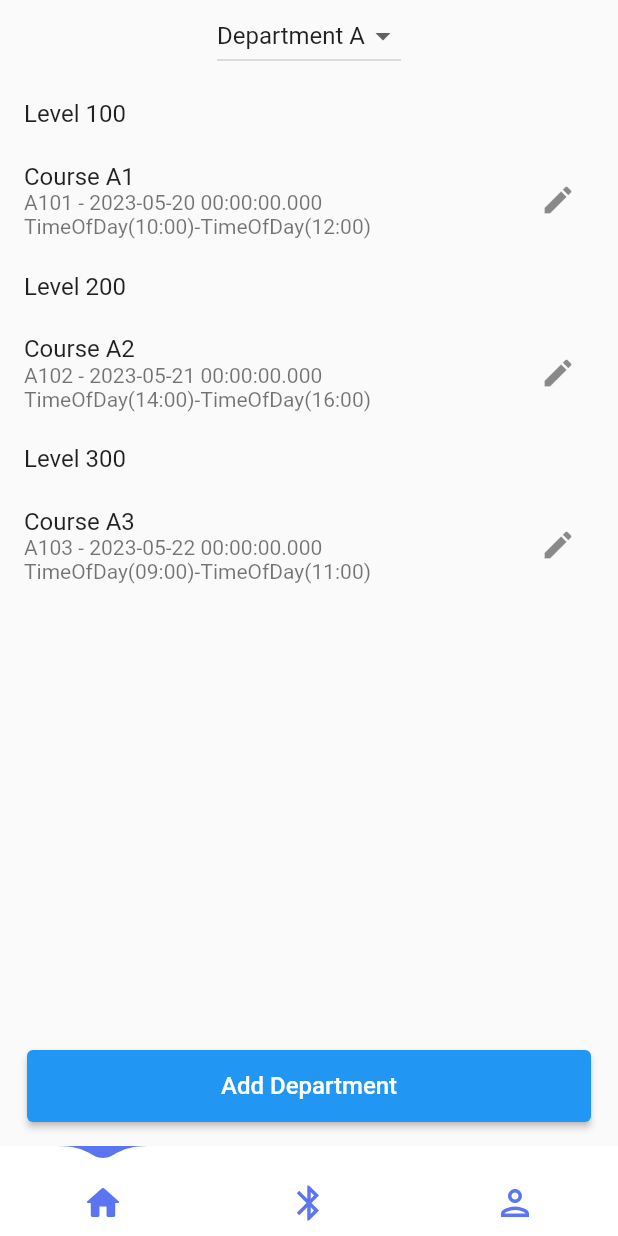
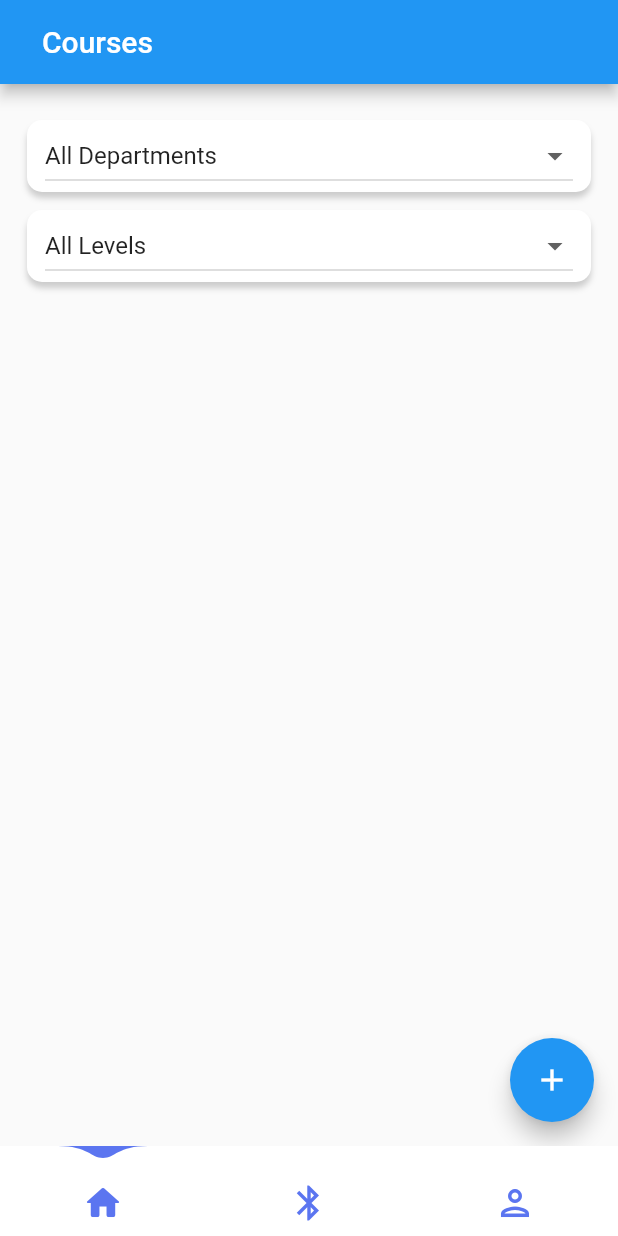
Before and after one commit to Brunostar/exam-manager, a Flutter app: the screen it shows after launch, on a phone screen of 412 x 824 dp. Run offline on Flutter 3.47's test engine with Material 2 defaults, Android fonts, the phone set to English and light mode, and no system bars; drawn by our look-alikes of water_drop_nav_bar; our stand-ins replace file_picker, flutter_bluetooth_serial, sqflite; missing offline and left inert: excel; accounts and stored records are empty.

Commit message:
succeeded to send courses via bluetooth to be displayed

```diff
--- a/lib/main.dart
+++ b/lib/main.dart
@@ -1,6 +1,7 @@
 import 'package:flutter/material.dart';
 import 'package:flutter/services.dart';
 import 'package:notify_me/screens/admin/admin_app.dart';
+import 'package:notify_me/screens/admin/bluetooth.dart';
 import 'database/database.dart';
 
 void main() {
--- a/lib/screens/admin/admin_app.dart
+++ b/lib/screens/admin/admin_app.dart
@@ -1,9 +1,11 @@
 import 'package:flutter/material.dart';
 import 'package:flutter/services.dart';
+import 'package:flutter_bluetooth_serial/flutter_bluetooth_serial.dart';
 import 'package:water_drop_nav_bar/water_drop_nav_bar.dart';
 
 import '../settings/settings.dart';
 import 'admin_home.dart';
+import 'bluetooth.dart';
 
 class AdminApp extends StatefulWidget {
   const AdminApp({Key? key}) : super(key: key);
@@ -37,23 +39,16 @@ class _AdminAppState extends State<AdminApp> {
           physics: const NeverScrollableScrollPhysics(),
           controller: pageController,
           children: <Widget>[
-            AdminHomePage(),
+            CourseScreen(connection: null),
             // Container(
             //   alignment: Alignment.center,
             //   child: Icon(
-            //     Icons.favorite_rounded,
+            //     Icons.bluetooth_rounded,
             //     size: 56,
-            //     color: Colors.red[400],
+            //     color: Colors.green[400],
             //   ),
             // ),
-            Container(
-              alignment: Alignment.center,
-              child: Icon(
-                Icons.bluetooth_rounded,
-                size: 56,
-                color: Colors.green[400],
-              ),
-            ),
+            BluetoothScreen(),
             SettingsScreen()
           ],
         ),
@@ -73,9 +68,6 @@ class _AdminAppState extends State<AdminApp> {
               filledIcon: Icons.home_rounded,
               outlinedIcon: Icons.home_outlined,
             ),
-            // BarItem(
-            //     filledIcon: Icons.favorite_rounded,
-            //     outlinedIcon: Icons.favorite_border_rounded),
             BarItem(
               filledIcon: Icons.bluetooth_rounded,
               outlinedIcon: Icons.bluetooth_outlined,
--- a/lib/screens/admin/admin_home.dart
+++ b/lib/screens/admin/admin_home.dart
@@ -1,177 +1,299 @@
+import 'dart:convert';
+import 'dart:typed_data';
+
 import 'package:flutter/material.dart';
+import 'package:flutter_bluetooth_serial/flutter_bluetooth_serial.dart';
 
-import '../authentication/add_course.dart';
+import '../../database/course.dart';
+import '../../database/department.dart';
+import 'add_course.dart';
 
-class AdminHomePage extends StatefulWidget {
-  const AdminHomePage({super.key});
+class CourseScreen extends StatefulWidget {
+  BluetoothConnection? connection;
+  CourseScreen({super.key, required this.connection});
 
   @override
-  _AdminHomePageState createState() => _AdminHomePageState();
+  _CourseScreenState createState() => _CourseScreenState();
 }
 
-class _AdminHomePageState extends State<AdminHomePage> {
-  // Initialize a list of courses for the selected department
-  // List<Course> _courses = List<Course>.empty(growable: true);
+class _CourseScreenState extends State<CourseScreen> {
+  late CourseDatabase _courseDatabase;
+  List<Course> _courses = [];
+  List<String> _departments = [];
+  String _selectedDepartment = "ALL";
+  String _selectedLevel = "ALL";
+  List<Course> _filteredCourses = [];
 
-  final List<Course> _courses = [
-    Course(department: 'Department A', code: 'A101', title: 'Course A1', classLevel: 100, date: DateTime(2023, 5, 20), startTime: TimeOfDay(hour: 10, minute: 0), endTime: TimeOfDay(hour: 12, minute: 0)),
-    Course(department: 'Department A', code: 'A102', title: 'Course A2', classLevel: 200, date: DateTime(2023, 5, 21), startTime: TimeOfDay(hour: 14, minute: 0), endTime: TimeOfDay(hour: 16, minute: 0)),
-    Course(department: 'Department A', code: 'A103', title: 'Course A3', classLevel: 300, date: DateTime(2023, 5, 22), startTime: TimeOfDay(hour: 9, minute: 0), endTime: TimeOfDay(hour: 11, minute: 0)),
-    Course(department: 'Department B', code: 'B101', title: 'Course B1', classLevel: 100, date: DateTime(2023, 5, 23), startTime: TimeOfDay(hour: 11, minute: 0), endTime: TimeOfDay(hour: 13, minute: 0)),
-    Course(department: 'Department B', code: 'B102', title: 'Course B2', classLevel: 200, date: DateTime(2023, 5, 24), startTime: TimeOfDay(hour: 13, minute: 30), endTime: TimeOfDay(hour: 15, minute: 30)),
-    Course(department: 'Department B', code: 'B103', title: 'Course B3', classLevel: 300, date: DateTime(2023, 5, 25), startTime: TimeOfDay(hour: 9, minute: 0), endTime: TimeOfDay(hour: 11, minute: 0)),
-    Course(department: 'Department C', code: 'C101', title: 'Course C1', classLevel: 100, date: DateTime(2023, 5, 26), startTime: TimeOfDay(hour: 10, minute: 30), endTime: TimeOfDay(hour: 12, minute: 30)),
-  ];
+  @override
+  void initState() {
+    super.initState();
+    _courseDatabase = CourseDatabase.instance;
+    _getCourses();
+  }
 
-  // Initialize the currently selected department
-  String _selectedDepartment = 'Department A';
+  void _getCourses() async {
+    _courses = await _courseDatabase.getCourses();
+    _departments = _getCoursesDepartments(_courses);
+    _departments.add("All Departments");
+    setState(() {
+      _filteredCourses = _courses;
+      _selectedDepartment = _departments.last;
+    });
+  }
+
+  List<String> _getCoursesDepartments(List<Course> courses) {
+    List<String> departments = [];
+    for (Course course in courses) {
+      if (!departments.contains(course.department)) {
+        departments.add(course.department);
+      }
+    }
+    return departments;
+  }
+
+  void _applyFilter() {
+    setState(() {
+      _filteredCourses = _courses.where((course) {
+        bool departmentFilter = _selectedDepartment == "ALL" ||
+            course.department == _selectedDepartment;
+        bool levelFilter = _selectedLevel == "ALL" ||
+            course.level == int.parse(_selectedLevel);
+        return departmentFilter && levelFilter;
+      }).toList();
+    });
+  }
+
+  void _editCourse(Course course) {
+    // TODO: Implement editing a course
+    print("Editing course");
+  }
+
+  void _deleteCourse(Course course) {
+    showDialog(
+      context: context,
+      builder: (BuildContext context) {
+        return AlertDialog(
+          title: Text('Delete Course'),
+          content: Text('Are you sure you want to delete this course?'),
+          actions: <Widget>[
+            TextButton(
+              child: Text('Cancel'),
+              onPressed: () {
+                Navigator.of(context).pop();
+              },
+            ),
+            TextButton(
+              child: Text('Delete'),
+              onPressed: () async {
+                await _courseDatabase.deleteCourse(course);
+                _getCourses();
+                Navigator.of(context).pop();
+              },
+            ),
+          ],
+        );
+      },
+    );
+  }
+
+  void _addCourse() {
+    Navigator.push(
+      context,
+      MaterialPageRoute(builder: (context) => AddCoursePage()),
+    ).then((value) => _getCourses());
+  }
+
+  void _sendMessage(String message) {
+      if (widget.connection!.isConnected) {
+        widget.connection!.output.add(Uint8List.fromList(utf8.encode("$message\r\n")));
+        // connection!.output.add(Uint8List.fromList(utf8.encode(text + "\r\n")));
+      }
+
+  }
 
   @override
   Widget build(BuildContext context) {
-    // Filter the list of courses to only include courses for the selected department
-    List<Course> departmentCourses = _courses.where((course) => course.department == _selectedDepartment).toList();
-
-    // Sort the list of courses by class level
-    departmentCourses.sort((a, b) => a.classLevel.compareTo(b.classLevel));
-
     return Scaffold(
-      // appBar: AppBar(
-      //   title: Text('Admin Home'),
-      //   actions: [
-      //     // Upload button
-      //     // IconButton(
-      //     //   icon: Icon(Icons.upload_file),
-      //     //   onPressed: () {
-      //     //     // _uploadCourses();
-      //     //   },
-      //     // ),
-      //   ],
-      // ),
-      body: Column(
+      appBar: AppBar(
+        title: Container(
+          padding: EdgeInsets.symmetric(horizontal: 12),
+          child: Text('Courses'),
+        ),
+      ),
+      body: Padding(
+        padding: EdgeInsets.symmetric(vertical: 24, horizontal: 18),
+        child: Column(
           children: [
-          // Department selection dropdown
-          DropdownButton<String>(
+            Column(
+              mainAxisSize: MainAxisSize.min,
+              children: [
+                DecoratedBox(
+                  decoration: BoxDecoration(
+                      color: Colors.white,
+                      borderRadius: BorderRadius.circular(
+                          10), //border raiuds of dropdown button
+                      boxShadow: const <BoxShadow>[
+                        //apply shadow on Dropdown button
+                        BoxShadow(
+                          color: Color.fromRGBO(
+                              170, 170, 170, 0.57), //shadow for button
+                          offset: Offset(0, 4),
+                          blurRadius: 3,
+                          spreadRadius: 0,
+                        ) //blur radius of shadow
+                      ]),
+                  child: Padding(
+                    padding: EdgeInsets.only(left: 12, right: 12),
+                    child: DropdownButton<String>(
                       value: _selectedDepartment,
+                      isExpanded: true,
                       onChanged: (value) {
                         setState(() {
                           _selectedDepartment = value!;
+                          _applyFilter();
                         });
                       },
+                      items: _departments.map((department) {
+                        return DropdownMenuItem<String>(
+                          value: department,
+                          child: Text(department),
+                        );
+                      }).toList(),
+                    ),
+                  ),
+                ),
+                const SizedBox(height: 12),
+                DecoratedBox(
+                  decoration: BoxDecoration(
+                      color: Colors.white,
+                      borderRadius: BorderRadius.circular(
+                          10), //border raiuds of dropdown button
+                      boxShadow: const <BoxShadow>[
+                        //apply shadow on Dropdown button
+                        BoxShadow(
+                          color: Color.fromRGBO(
+                              170, 170, 170, 0.57), //shadow for button
+                          offset: Offset(0, 4),
+                          blurRadius: 3,
+                          spreadRadius: 0,
+                        ) //blur radius of shadow
+                      ]),
+                  child: Padding(
+                    padding: EdgeInsets.only(left: 12, right: 12),
+                    child: DropdownButton<String>(
+                      value: _selectedLevel,
+                      isExpanded: true,
+                      onChanged: (value) {
+                        setState(() {
+                          _selectedLevel = value!;
+                        });
+                        _applyFilter();
+                      },
                       items: const [
-              DropdownMenuItem(
-                value: 'Department A',
-                child: Text('Department A'),
+                        DropdownMenuItem<String>(
+                          value: "ALL",
+                          child: Text("All Levels"),
                         ),
-              DropdownMenuItem(
-                value: 'Department B',
-                child: Text('Department B'),
+                        DropdownMenuItem<String>(
+                          value: "200",
+                          child: Text("Level 200"),
                         ),
-              DropdownMenuItem(
-                value: 'Department C',
-                child: Text('Department C'),
+                        DropdownMenuItem<String>(
+                          value: "300",
+                          child: Text("Level 300"),
+                        ),
+                        DropdownMenuItem<String>(
+                          value: "400",
+                          child: Text("Level 400"),
+                        ),
+                        DropdownMenuItem<String>(
+                          value: "500",
+                          child: Text("Level 500"),
                         ),
                       ],
                     ),
-          Expanded(
-            child: ListView.builder(
-              itemCount: departmentCourses.length,
-              itemBuilder: (BuildContext context, int index) {
-                Course course = departmentCourses[index];
-
-                // Check if this is the first course in a new class level
-                bool isNewLevel = false;
-                if (index == 0 || course.classLevel != departmentCourses[index - 1].classLevel) {
-                  isNewLevel = true;
-                }
-
-                return Column(
-                  children: [
-                    // Class level title
-                    if (isNewLevel)
-                      ListTile(
-                        title: Text('Level ${course.classLevel}'),
-                        onTap: () {
-                          setState(() {
-                            // Toggle the visibility of courses in this level
-                            course.isVisible = !course.isVisible;
-                          });
-                        },
-                      ),
-
-                    // Course tile
-                    if (course.isVisible) // Check if the course should be visible
-                      ListTile(
-                        title: Text(course.title),
-                        subtitle: Text('${course.code} - ${course.date} ${course.startTime}-${course.endTime}'),
-                        trailing: IconButton(
-                          icon: Icon(Icons.edit),
-                          onPressed: () {
-                            // TODO: Add code to edit the course
-                          },
                   ),
                 ),
               ],
+            ),
+            SizedBox(height: 12),
+            Expanded(
+              child: ListView.builder(
+                itemCount: _filteredCourses.length,
+                itemBuilder: (BuildContext context, int index) {
+                  Course course = _filteredCourses[index];
+                  return CourseListItem(
+                    course: course,
+                    onEdit: _editCourse,
+                    onDelete: _deleteCourse,
+                    onSendMessage: _sendMessage,
                   );
                 },
               ),
             ),
           ],
         ),
-      floatingActionButtonLocation: FloatingActionButtonLocation.centerFloat,
-      floatingActionButton: SizedBox(
-        height: 48,
-        width: double.infinity,
-        child: Padding(
-          padding: const EdgeInsets.symmetric(horizontal: 18),
-          child: ElevatedButton(
-            onPressed: () {
-              Navigator.push(
-                context,
-                MaterialPageRoute(
-                    builder: (context) =>
-                        AddCoursePage()),
-              );
-            },
-            child: const Text(
-              'Add Department',
-              style: TextStyle(fontSize: 16),
       ),
+        floatingActionButton: FloatingActionButton(
+          onPressed: _addCourse,
+          tooltip: 'Add Course',
+          child: Icon(Icons.add),
         ),
-        ),
-      ),
-      // floatingActionButton: FloatingActionButton(
-      //   child: Icon(Icons.add),
-      //   onPressed: () {
-      //     Navigator.push(
-      //       context,
-      //       MaterialPageRoute(
-      //           builder: (context) =>
-      //           AddCoursePage()),
-      //     );
-      //   },
-      // ),
     );
   }
 }
 
-class Course {
-  String department;
-  String title;
-  String code;
-  DateTime date;
-  TimeOfDay startTime;
-  TimeOfDay endTime;
-  int classLevel;
-  bool isVisible;
+class CourseListItem extends StatelessWidget {
+  final Course course;
+  final void Function(Course course) onEdit;
+  final void Function(Course course) onDelete;
+  final void Function(String message) onSendMessage;
 
-  Course({
-    required this.department,
-    required this.title,
-    required this.code,
-    required this.date,
-    required this.startTime,
-    required this.endTime,
-    required this.classLevel,
-    this.isVisible = true,
-  });
+  const CourseListItem({
+    Key? key,
+    required this.course,
+    required this.onEdit,
+    required this.onDelete,
+    required this.onSendMessage
+  }) : super(key: key);
+
+  @override
+  Widget build(BuildContext context) {
+    return Card(
+      margin: const EdgeInsets.only(top: 12, bottom: 12),
+      shape: RoundedRectangleBorder(
+        borderRadius: BorderRadius.circular(10),
+      ),
+      elevation: 4,
+      child: ListTile(
+        contentPadding: const EdgeInsets.symmetric(horizontal: 12),
+        title: Text(course.title),
+        subtitle: Text('${course.code}     ${course.date}'
+            '\n${course.start}\t\t\t\t\t     ${course.time} hours'),
+        trailing: Row(
+            mainAxisSize: MainAxisSize.min,
+            children: [
+            IconButton(
+            onPressed: () => {
+              onSendMessage('${course.code}, ${course.time}')
+            },
+      icon: Icon(Icons.send,
+          color: Theme.of(context).primaryColor),
+    ),
+        PopupMenuButton(
+          itemBuilder: (BuildContext context) => [
+            PopupMenuItem(
+              child: Text('Edit'),
+              onTap: () => onEdit(course),
+            ),
+            PopupMenuItem(
+              child: Text('Delete'),
+              onTap: () => onDelete(course),
+            ),
+          ],
+        ),
+      ]
+      ),),
+    );
   }
+}
--- a/lib/screens/settings/excel_reader.dart
+++ b/lib/screens/settings/excel_reader.dart
@@ -59,11 +59,11 @@ class _ExcelReaderState extends State<ExcelReader> {
         Course course = Course(
             title: _rows[i+0],
             code: _rows[i+1],
-            level: 200,
+            level: double.parse(_rows[i+2]).toInt(),
             date: _rows[i+3],
             start: _rows[i+4],
-            time: 90,
-            department: "COME"
+            time: double.parse(_rows[i+5]).toInt(),
+            department: _rows[i+1].substring(0,4)
         );
         // Insert the course into the database
         await courseDb.insertCourse(course);
@@ -72,10 +72,12 @@ class _ExcelReaderState extends State<ExcelReader> {
         continue;
       }
     }
+
   }
 
   @override
   Widget build(BuildContext context) {
+    if(!_isLoading) Navigator.pop(context);
     return Scaffold(
       appBar: AppBar(
         title: const Text('Excel Reader'),
```
Also changed, not shown: lib/screens/admin/bluetooth.dart (added, +277 -0 lines), lib/screens/admin/add_course.dart (renamed from lib/screens/authentication/add_course.dart), lib/screens/settings/settings.dart (indentation only), 1 other file. Lines whose indentation alone changed are shown as unchanged.
